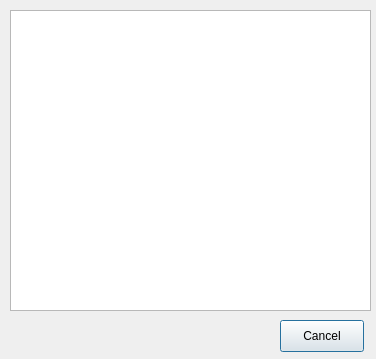
The window that job_detail_dialog.ui (Open-EO/openeo-qgis-plugin) describes before a commit, drawn with Qt 5.
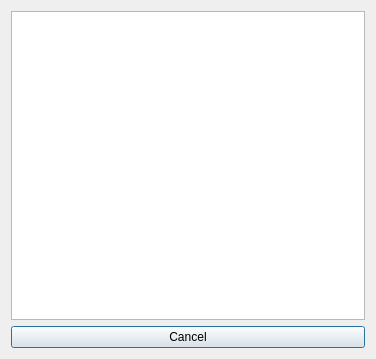
The same window after the commit.

Commit message: improved layout making all windows editable in the size

Patch:
```diff
--- a/job_detail_dialog.ui
+++ b/job_detail_dialog.ui
@@ -16,29 +16,18 @@
   <property name="windowTitle">
    <string>Job Details</string>
   </property>
-  <widget class="QTableWidget" name="jobInfoTableWidget">
-   <property name="geometry">
-    <rect>
-     <x>10</x>
-     <y>10</y>
-     <width>361</width>
-     <height>301</height>
-    </rect>
-   </property>
-  </widget>
+  <layout class="QVBoxLayout" name="verticalLayout">
+   <item>
+    <widget class="QTableWidget" name="jobInfoTableWidget"/>
+   </item>
+   <item>
   <widget class="QPushButton" name="cancelButton">
-   <property name="geometry">
-    <rect>
-     <x>280</x>
-     <y>320</y>
-     <width>84</width>
-     <height>32</height>
-    </rect>
-   </property>
    <property name="text">
     <string>Cancel</string>
    </property>
   </widget>
+   </item>
+  </layout>
  </widget>
  <resources/>
  <connections/>
```
Lines whose indentation alone changed are shown as unchanged. The commit also changes 8 other files.
